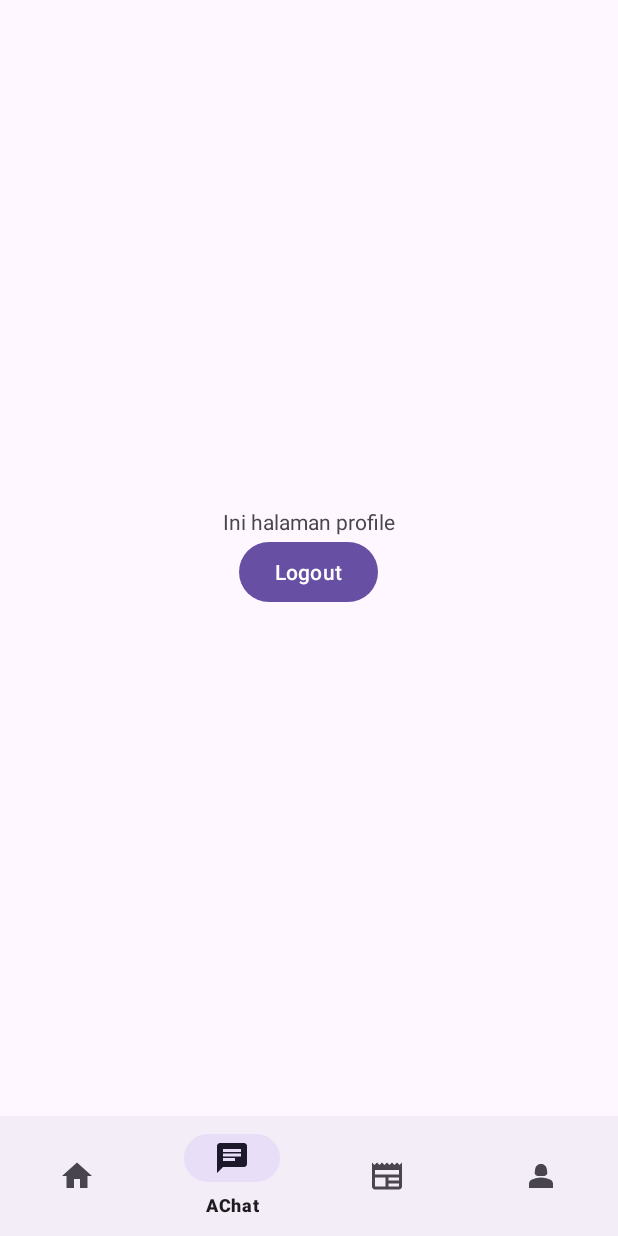
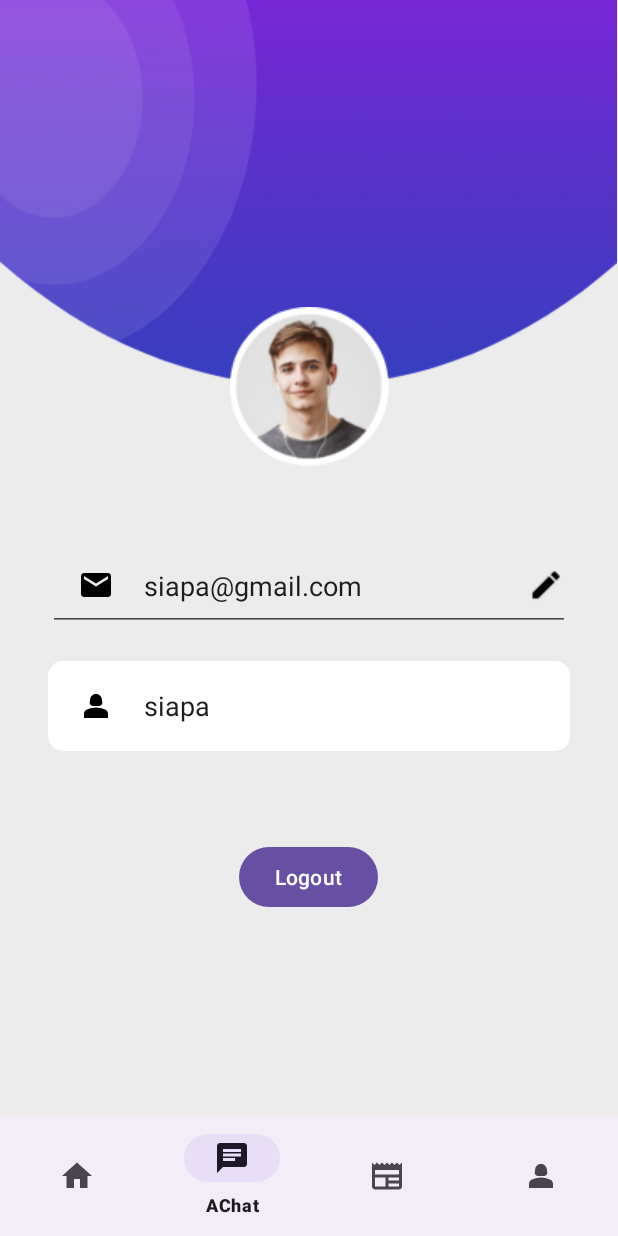
Before and after one commit to zaidanrafifsyauqi/AmazeeApp, an Android app: the fragment FragmentProfile placed in its activity, on a phone screen of 412 x 824 dp. Run offline under Robolectric (Android 15) with nearby library versions, the phone set to English and light mode, and no system bars.

Commit message:
update profile

```diff
--- /dev/null
+++ b/app/src/main/res/drawable/baseline_circle_24.xml
@@ -0,0 +1,5 @@
+<vector android:height="24dp" android:tint="#3C3F41"
+    android:viewportHeight="24" android:viewportWidth="24"
+    android:width="24dp" xmlns:android="http://schemas.android.com/apk/res/android">
+    <path android:fillColor="@android:color/white" android:pathData="M12,2C6.47,2 2,6.47 2,12s4.47,10 10,10 10,-4.47 10,-10S17.53,2 12,2z"/>
+</vector>
--- /dev/null
+++ b/app/src/main/res/drawable/baseline_person_24.xml
@@ -0,0 +1,5 @@
+<vector android:height="30dp" android:tint="#3C3F41"
+    android:viewportHeight="24" android:viewportWidth="24"
+    android:width="30dp" xmlns:android="http://schemas.android.com/apk/res/android">
+    <path android:fillColor="@android:color/white" android:pathData="M12,12c2.21,0 4,-1.79 4,-4s-1.79,-4 -4,-4 -4,1.79 -4,4 1.79,4 4,4zM12,14c-2.67,0 -8,1.34 -8,4v2h16v-2c0,-2.66 -5.33,-4 -8,-4z"/>
+</vector>
--- /dev/null
+++ b/app/src/main/res/drawable/btn_background_1.xml
@@ -0,0 +1,9 @@
+<?xml version="1.0" encoding="utf-8"?>
+<selector xmlns:android="http://schemas.android.com/apk/res/android">
+<item>
+    <shape android:shape="rectangle">
+        <solid android:color="#ffffff"/>
+        <corners android:radius="10dp"/>
+    </shape>
+</item>
+</selector>
--- /dev/null
+++ b/app/src/main/res/drawable/btn_background_2.xml
@@ -0,0 +1,9 @@
+<?xml version="1.0" encoding="utf-8"?>
+<selector xmlns:android="http://schemas.android.com/apk/res/android">
+<item>
+    <shape>
+        <corners android:radius="50dp"/>
+        <solid android:color="#373EBF"/>
+    </shape>
+</item>
+</selector>
--- a/app/src/main/res/drawable/edittext_bg.xml
+++ b/app/src/main/res/drawable/edittext_bg.xml
@@ -4,6 +4,6 @@
 
     <solid android:color="@color/lightGrey" />
 
-    <corners android:radius="5dp" />
+    <corners android:radius="30dp" />
 
 </shape>
--- a/app/src/main/res/layout/fragment_profile.xml
+++ b/app/src/main/res/layout/fragment_profile.xml
@@ -1,27 +1,106 @@
 <?xml version="1.0" encoding="utf-8"?>
-<FrameLayout xmlns:android="http://schemas.android.com/apk/res/android"
+<androidx.constraintlayout.widget.ConstraintLayout xmlns:android="http://schemas.android.com/apk/res/android"
+    xmlns:app="http://schemas.android.com/apk/res-auto"
     xmlns:tools="http://schemas.android.com/tools"
     android:layout_width="match_parent"
     android:layout_height="match_parent"
-    tools:context=".fragment.FragmentProfile">
+    tools:context=".MainActivity"
+    android:background="#ececec">
+    <ScrollView
+        android:layout_width="match_parent"
+        android:layout_height="match_parent">
+        <LinearLayout
+            android:layout_width="match_parent"
+            android:layout_height="wrap_content"
+            android:orientation="vertical">
 
-    <!-- TODO: Update blank fragment layout -->
+            <androidx.constraintlayout.widget.ConstraintLayout
+                android:layout_width="match_parent"
+                android:layout_height="match_parent">
+
+                <ImageView
+                    android:id="@+id/imageView"
+                    android:layout_width="411dp"
+                    android:layout_height="257dp"
+                    android:scaleType="fitXY"
+                    app:layout_constraintEnd_toEndOf="parent"
+                    app:layout_constraintHorizontal_bias="0.0"
+                    app:layout_constraintStart_toStartOf="parent"
+                    app:srcCompat="@drawable/top_background"
+                    tools:ignore="MissingConstraints"
+                    tools:layout_editor_absoluteY="-82dp" />
+
+                <ImageView
+                    android:id="@+id/imageView2"
+                    android:layout_width="wrap_content"
+                    android:layout_height="wrap_content"
+                    app:layout_constraintBottom_toBottomOf="@+id/imageView"
+                    app:layout_constraintEnd_toEndOf="parent"
+                    app:layout_constraintStart_toStartOf="@+id/imageView"
+                    app:layout_constraintTop_toBottomOf="@+id/imageView"
+                    app:srcCompat="@drawable/profile" />
+
+
                 <LinearLayout
                     android:layout_width="match_parent"
                     android:layout_height="match_parent"
+                    android:layout_marginTop="40dp"
                     android:orientation="vertical"
-        android:gravity="center">
+                    app:layout_constraintBottom_toBottomOf="parent"
+                    app:layout_constraintEnd_toEndOf="parent"
+                    app:layout_constraintStart_toStartOf="parent"
+                    app:layout_constraintTop_toBottomOf="@+id/imageView2">
 
-        <TextView
-            android:layout_width="wrap_content"
-            android:layout_height="wrap_content"
-            android:text="Ini halaman profile" />
+                    <EditText
+                        android:layout_width="match_parent"
+                        android:layout_height="60dp"
+                        android:layout_marginStart="32dp"
+                        android:layout_marginTop="10dp"
+                        android:layout_marginEnd="32dp"
+                        android:layout_marginBottom="10dp"
+                        android:drawableStart="@drawable/baseline_mail_24"
+                        android:drawableEnd="@drawable/editprofile"
+                        android:drawablePadding="20dp"
+                        android:inputType="text"
+                        android:paddingStart="20dp"
+                        android:text="siapa@gmail.com"
+                        android:textAlignment="viewStart"
+                        android:textSize="18sp" >
+
+                    </EditText>
+
+                    <EditText
+                        android:id="@+id/button2"
+                        android:layout_width="match_parent"
+                        android:layout_height="60dp"
+                        android:layout_marginStart="32dp"
+                        android:layout_marginTop="10dp"
+                        android:layout_marginEnd="32dp"
+                        android:layout_marginBottom="10dp"
+                        android:background="@drawable/btn_background_1"
+                        android:drawableStart="@drawable/ic_profile"
+                        android:drawablePadding="20dp"
+                        android:inputType="text"
+                        android:paddingStart="20dp"
+                        android:text="siapa"
+                        android:textAlignment="viewStart"
+                        android:textSize="18sp" >
+
+                    </EditText>
+
 
                 <Button
                     android:id="@+id/btnLogout"
                     android:layout_width="wrap_content"
                     android:layout_height="wrap_content"
-            android:text="Logout" />
+                    android:text="Logout"
+                    android:layout_marginTop="50dp"
+                    android:layout_gravity="center"
+                    tools:layout_editor_absoluteX="202dp"
+                    tools:layout_editor_absoluteY="320dp" />
+
                 </LinearLayout>
-
-</FrameLayout>
+            </androidx.constraintlayout.widget.ConstraintLayout>
+        </LinearLayout>
+    </ScrollView>
+</androidx.constraintlayout.widget.ConstraintLayout>
```
Also changed, not shown: app/src/main/res/drawable/editprofile.png (added), app/src/main/res/drawable/ic_1.png (added), app/src/main/res/drawable/ic_2.png (added), app/src/main/res/drawable/profile.png (added), app/src/main/res/drawable/top_background.png (added). Lines whose indentation alone changed are shown as unchanged.
